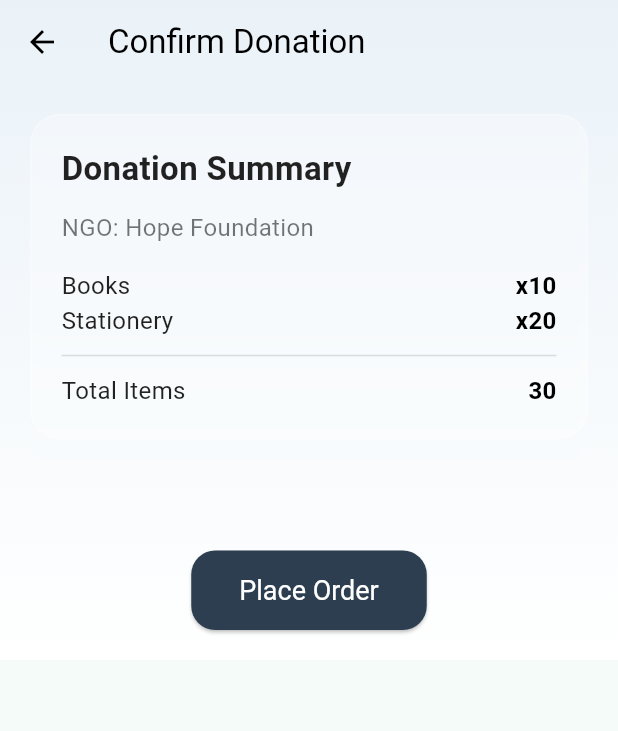
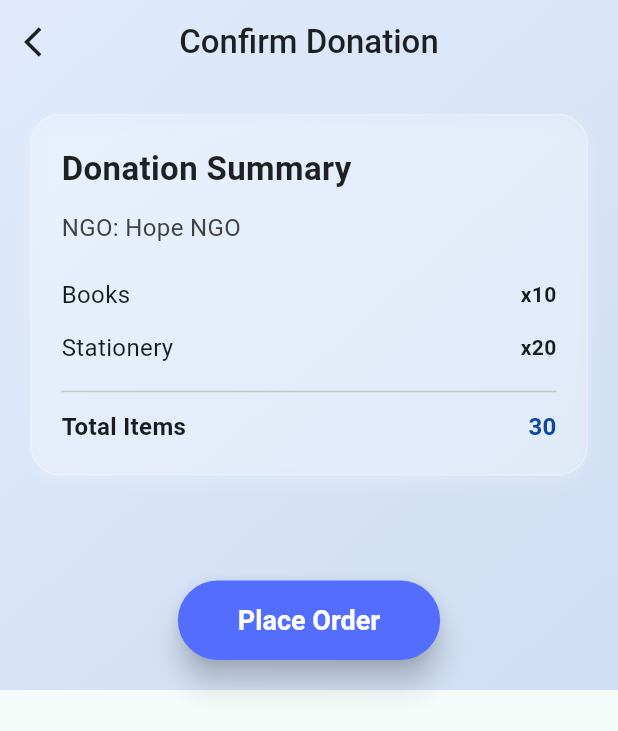
Before and after one commit to soham-mane19/impact_waves, a Flutter app: the ConfirmDonationScreen screen opened by its route, on a phone screen of 412 x 824 dp. Shown: the top 731 px of the screen. Run offline on Flutter 3.47's test engine with Material 3 defaults, Android fonts, the light colour scheme and no system bars; our stand-ins replace carousel_slider, google_fonts; Roboto replaces fonts that are missing (Monstreet).

Commit message:
ui adjustment

```diff
--- a/lib/confirm_donationScreen.dart
+++ b/lib/confirm_donationScreen.dart
@@ -1,7 +1,6 @@
 import 'package:flutter/material.dart';
 import 'package:impact_waves/constants.dart';
 import 'package:intl/intl.dart';
-import 'dart:ui';
 
 class ConfirmDonationScreen extends StatefulWidget {
   const ConfirmDonationScreen({super.key});
@@ -49,164 +48,154 @@ class _ConfirmDonationScreenState extends State<ConfirmDonationScreen> {
   @override
   Widget build(BuildContext context) {
     final isOperating = isWithinOperatingHours();
-    final totalItems =
-        items.fold<int>(0, (sum, item) => sum + (item['quantity'] as int));
+    final totalItems = items.fold<int>(0, (sum, item) => sum + (item['quantity'] as int));
 
     return Scaffold(
       extendBodyBehindAppBar: true,
       appBar: AppBar(
-        title: const Text('Confirm Donation'),
+        title: const Text('Confirm Donation',style: TextStyle(fontWeight: FontWeight.w500,fontFamily: kFontFamilyMonstreet),),
+        centerTitle: true,
         backgroundColor: Colors.transparent,
-        foregroundColor: Colors.black,
         elevation: 0,
+        foregroundColor: Colors.black87,
+        leading: GestureDetector(
+          onTap: () {
+            Navigator.pop(context);
+          },
+          child: Icon(Icons.arrow_back_ios),
+        ),
+
               ),
       body: Container(
         decoration: const BoxDecoration(
           gradient: LinearGradient(
-            colors: [Color(0xFFEAF2F8), Color(0xFFFFFFFF)],
-            begin: Alignment.topCenter,
-            end: Alignment.bottomCenter,
+            colors: [Color(0xFFE0EAFC), Color(0xFFCFDEF3)],
+            begin: Alignment.topLeft,
+            end: Alignment.bottomRight,
           ),
         ),
         child: SafeArea(
           child: SingleChildScrollView(
             padding: const EdgeInsets.all(20),
             child: Column(
+              crossAxisAlignment: CrossAxisAlignment.start,
               children: [
-                GlassCard(
+                // Card: Glassmorphism Style
+                Container(
+                  width: double.infinity,
+                  padding: const EdgeInsets.all(20),
+                  decoration: BoxDecoration(
+                    color: Colors.white.withOpacity(0.15),
+                    borderRadius: BorderRadius.circular(20),
+                    border: Border.all(color: Colors.white.withOpacity(0.3)),
+                    boxShadow: [
+                      BoxShadow(
+                        color: Colors.white.withOpacity(0.2),
+                        blurRadius: 8,
+                        offset: const Offset(0, 4),
+                      ),
+                    ],
+
+                  ),
                   child: Column(
                     crossAxisAlignment: CrossAxisAlignment.start,
                     children: [
                       const Text(
                         'Donation Summary',
-                        style: TextStyle(
-                          fontSize: 22,
-                          fontWeight: FontWeight.bold,
-                          color: Colors.black87,
-                        ),
+                        style: TextStyle(fontSize: 22, fontWeight: FontWeight.bold, color: Colors.black87),
                       ),
                       const SizedBox(height: 12),
-                      const Text(
-                        'NGO: Hope Foundation',
-                        style: TextStyle(
-                          fontSize: 16,
-                          color: Colors.black54,
-                        ),
-                      ),
+                      Text('NGO: Hope NGO', style: TextStyle(fontSize: 16, color: Colors.grey.shade800)),
                       const SizedBox(height: 16),
-                      ...items.map((item) => Row(
+                      ...items.map((item) => Padding(
+                            padding: const EdgeInsets.symmetric(vertical: 6),
+                            child: Row(
                               mainAxisAlignment: MainAxisAlignment.spaceBetween,
                               children: [
-                              Text(
-                                item['name'].toString(),
-                                style: const TextStyle(
-                                  fontSize: 16,
-                                  color: Colors.black87,
+                                Text(item['name'] as String, style: const TextStyle(fontSize: 16)),
+                                Text('x${item['quantity']}', style: const TextStyle(fontWeight: FontWeight.bold)),
+                              ],
                             ),
-                              ),
-                              Text(
-                                'x${item['quantity']}',
-                                style: const TextStyle(
-                                  fontSize: 16,
-                                  fontWeight: FontWeight.bold,
-                                  color: Colors.black,
-                                ),
-                              ),
-                            ],
                           )),
-                      const Divider(color: Colors.black12, height: 24),
+                      const Divider(height: 24),
                       Row(
                         mainAxisAlignment: MainAxisAlignment.spaceBetween,
                         children: [
                           const Text(
                             'Total Items',
+                            style: TextStyle(fontSize: 16, fontWeight: FontWeight.bold),
+                          ),
+                          Text('$totalItems',
                               style: TextStyle(
                                 fontSize: 16,
-                              color: Colors.black87,
-                            ),
-                          ),
-                          Text(
-                            '$totalItems',
-                            style: const TextStyle(
-                              fontSize: 16,
                                 fontWeight: FontWeight.bold,
-                              color: Colors.black,
-                            ),
-                          ),
+                                color: Colors.blue.shade900,
+                              )),
                         ],
                       ),
                     ],
                   ),
                 ),
-                const SizedBox(height: 24),
-                AnimatedCrossFade(
-                  duration: const Duration(milliseconds: 400),
-                  crossFadeState: isOperating
-                      ? CrossFadeState.showFirst
-                      : CrossFadeState.showSecond,
-                  firstChild: const SizedBox.shrink(),
-                  secondChild: Column(
-                    children: [
-                      GlassCard(
-                        color: Colors.red.shade50.withOpacity(0.4),
+                const SizedBox(height: 30),
+                // Time restriction warning
+                if (!isOperating) ...[
+                  Container(
+                    padding: const EdgeInsets.all(16),
+                    decoration: BoxDecoration(
+                      color: Colors.red.shade100.withOpacity(0.6),
+                      borderRadius: BorderRadius.circular(16),
+                    ),
                     child: Row(
                       children: [
-                            const Icon(Icons.warning_amber_rounded,
-                                color: Colors.redAccent),
-                            const SizedBox(width: 8),
-                            const Expanded(
+                        const Icon(Icons.warning_amber_rounded, color: Colors.red),
+                        const SizedBox(width: 10),
+                        Expanded(
                           child: Text(
-                                'Orders can only be placed between 9 AM - 5 PM.\nYou can schedule for tomorrow.',
-                                style: TextStyle(
-                                  color: Colors.redAccent,
-                                ),
+                            'Orders can only be placed between 9 AM - 5 PM. Please schedule for tomorrow.',
+                            style: TextStyle(color: Colors.red.shade800),
                           ),
                         ),
                       ],
                     ),
                   ),
-                      const SizedBox(height: 16),
-                      GlassCard(
-                        child: Row(
+                  const SizedBox(height: 20),
+                  Row(
                     children: [
                       Expanded(
                         child: Text(
                           scheduledTime != null
-                                    ? 'Scheduled: ${DateFormat('MMM d, yyyy, h:mm a').format(scheduledTime!)}'
+                              ? 'Scheduled: ${DateFormat('MMM d, yyyy – h:mm a').format(scheduledTime!)}'
                               : 'No schedule selected',
-                                style: const TextStyle(
-                                    fontSize: 16, color: Colors.black87),
+                          style: const TextStyle(fontSize: 16),
                         ),
                       ),
-                            ElevatedButton.icon(
+                      ElevatedButton(
                         onPressed: () async {
-                                final tomorrow =
-                                    DateTime.now().add(const Duration(days: 1));
+                          final tomorrow = DateTime.now().add(const Duration(days: 1));
                           final picked = await showDateTimePicker(
                             context: context,
                             initialDate: tomorrow,
                             firstDate: tomorrow,
-                                  lastDate: tomorrow.add(const Duration(days: 30)),
+                            lastDate: DateTime.now().add(const Duration(days: 30)),
                           );
                           if (picked != null) {
                             setState(() => scheduledTime = picked);
                           }
                         },
-                              icon: const Icon(Icons.calendar_today),
-                              label: const Text('Pick Schedule'),
                         style: ElevatedButton.styleFrom(
-                                backgroundColor: const Color(0xFF2C3E50),
+                          backgroundColor: Colors.blue.shade700,
                           foregroundColor: Colors.white,
+                          shape: RoundedRectangleBorder(borderRadius: BorderRadius.circular(12)),
                         ),
+                        child: const Text('Pick Schedule'),
                       ),
                     ],
                   ),
-                      ),
                 ],
-                  ),
-                ),
-                const SizedBox(height: 30),
-                ElevatedButton(
+                const SizedBox(height: 40),
+                // Action Button
+                Center(
+                  child: ElevatedButton(
                     onPressed: isOperating || scheduledTime != null
                         ? () {
                             ScaffoldMessenger.of(context).showSnackBar(
@@ -214,7 +203,7 @@ class _ConfirmDonationScreenState extends State<ConfirmDonationScreen> {
                                 content: Text(
                                   isOperating
                                       ? 'Order placed successfully!'
-                                    : 'Order scheduled for ${DateFormat('MMM d, yyyy, h:mm a').format(scheduledTime!)}',
+                                      : 'Order scheduled for ${DateFormat('MMM d, yyyy – h:mm a').format(scheduledTime!)}',
                                 ),
                                 backgroundColor: Colors.green.shade600,
                               ),
@@ -223,18 +212,15 @@ class _ConfirmDonationScreenState extends State<ConfirmDonationScreen> {
                           }
                         : null,
                     style: ElevatedButton.styleFrom(
-                    backgroundColor: const Color(0xFF2C3E50),
+                      backgroundColor: Colors.indigoAccent,
                       foregroundColor: Colors.white,
-                    padding: const EdgeInsets.symmetric(
-                        vertical: 16, horizontal: 32),
-                    shape: RoundedRectangleBorder(
-                      borderRadius: BorderRadius.circular(16),
-                    ),
-                    textStyle: const TextStyle(
-                      fontSize: 18,
-                    ),
+                      padding: const EdgeInsets.symmetric(vertical: 16, horizontal: 40),
+                      textStyle: const TextStyle(fontSize: 18, fontWeight: FontWeight.w600),
+                      shape: RoundedRectangleBorder(borderRadius: BorderRadius.circular(30)),
+                      elevation: 8,
                     ),
                     child: Text(isOperating ? 'Place Order' : 'Schedule Order'),
+                  ),
                 ),
               ],
             ),
@@ -244,37 +230,3 @@ class _ConfirmDonationScreenState extends State<ConfirmDonationScreen> {
     );
   }
 }
-
-class GlassCard extends StatelessWidget {
-  final Widget child;
-  final Color? color;
-
-  const GlassCard({
-    super.key,
-    required this.child,
-    this.color,
-  });
-
-  @override
-  Widget build(BuildContext context) {
-    return ClipRRect(
-      borderRadius: BorderRadius.circular(20),
-      child: BackdropFilter(
-        filter: ImageFilter.blur(sigmaX: 12, sigmaY: 12),
-        child: Container(
-          width: double.infinity,
-          margin: const EdgeInsets.only(bottom: 20),
-          padding: const EdgeInsets.all(20),
-          decoration: BoxDecoration(
-            color: color ?? Colors.white.withOpacity(0.3),
-            borderRadius: BorderRadius.circular(20),
-            border: Border.all(
-              color: Colors.white.withOpacity(0.3),
-            ),
-          ),
-          child: child,
-        ),
-      ),
-    );
-  }
-}
```
Lines whose indentation alone changed are shown as unchanged.
